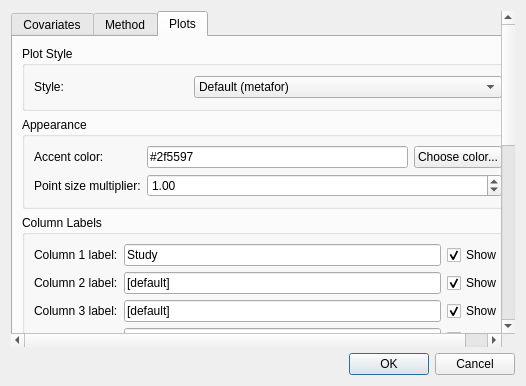
Before: the Qt Designer form src/rc_metastudio/forms/analysis_setup_dialog.ui in AliSalman-et-al/rc-metastudio, drawn with Qt 5.
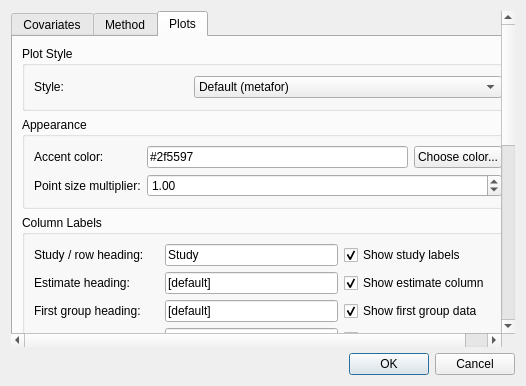
After: the same form once the commit is applied. The open tabs and pages were chosen to show the change. Icons and pictures are not drawn. Custom widgets are drawn as their Qt base class.

Commit message: ux: clarify existing controls and prioritize study identity in the workspace

Patch:
```diff
--- a/src/rc_metastudio/forms/analysis_setup_dialog.ui
+++ b/src/rc_metastudio/forms/analysis_setup_dialog.ui
@@ -249,7 +249,7 @@
                <string>Text for column title that appears on forest plot</string>
               </property>
               <property name="text">
-               <string>Column 1 label:</string>
+               <string>Study / row heading:</string>
               </property>
              </widget>
             </item>
@@ -263,7 +263,7 @@
             <item row="0" column="2">
              <widget class="QCheckBox" name="show_1">
               <property name="text">
-               <string>Show</string>
+               <string>Show study labels</string>
               </property>
               <property name="checked">
                <bool>true</bool>
@@ -276,7 +276,7 @@
                <string>Text for column title that appears on forest plot</string>
               </property>
               <property name="text">
-               <string>Column 2 label:</string>
+               <string>Estimate heading:</string>
               </property>
              </widget>
             </item>
@@ -290,7 +290,7 @@
             <item row="1" column="2">
              <widget class="QCheckBox" name="show_2">
               <property name="text">
-               <string>Show</string>
+               <string>Show estimate column</string>
               </property>
               <property name="checked">
                <bool>true</bool>
@@ -303,7 +303,7 @@
                <string>Text for column title that appears on forest plot</string>
               </property>
               <property name="text">
-               <string>Column 3 label:</string>
+               <string>First group heading:</string>
               </property>
              </widget>
             </item>
@@ -317,7 +317,7 @@
             <item row="2" column="2">
              <widget class="QCheckBox" name="show_3">
               <property name="text">
-               <string>Show</string>
+               <string>Show first group data</string>
               </property>
               <property name="checked">
                <bool>true</bool>
@@ -330,7 +330,7 @@
                <string>Text for column title that appears on forest plot</string>
               </property>
               <property name="text">
-               <string>Column 4 label:</string>
+               <string>Second group heading:</string>
               </property>
              </widget>
             </item>
@@ -344,7 +344,7 @@
             <item row="3" column="2">
              <widget class="QCheckBox" name="show_4">
               <property name="text">
-               <string>Show</string>
+               <string>Show second group data</string>
               </property>
               <property name="checked">
                <bool>true</bool>
```
Left out of the diff: 4 changed lines with no effect on the pictures. The commit also changes 8 other files.
